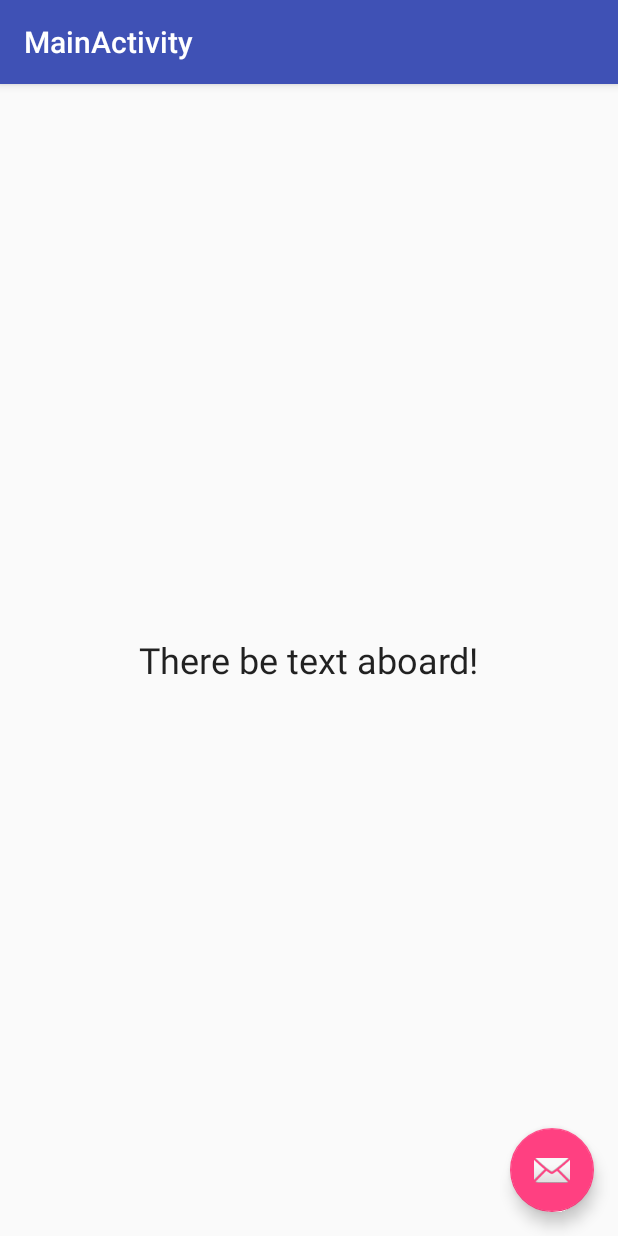
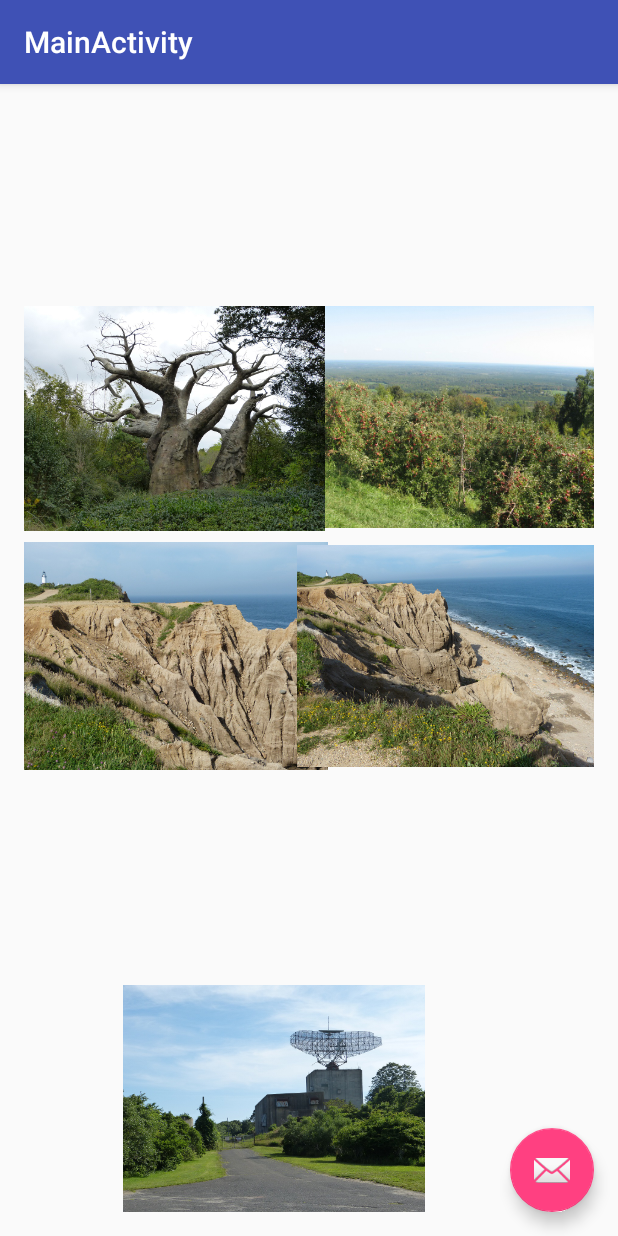
Before and after one commit to kanetik/feedback, an Android app: the screen it shows after launch (MainActivity), on a phone screen of 412 x 824 dp. Run offline under Robolectric (Android 15) with nearby library versions, the phone set to English and light mode, and no system bars; libraries missing offline, so code that uses them is left out: com.facebook.stetho; 1 statement that could not run was skipped.

Commit message:
More substantial sample app layout (looks better in screenshot)

```diff
--- a/sampleapp/src/main/res/layout/activity_main.xml
+++ b/sampleapp/src/main/res/layout/activity_main.xml
@@ -32,12 +32,69 @@
         app:layout_behavior="@string/appbar_scrolling_view_behavior"
         tools:showIn="@layout/activity_main">
 
-        <TextView
-            style="@style/Base.TextAppearance.AppCompat.Headline"
+        <ImageView
+            android:id="@+id/imageView"
             android:layout_width="wrap_content"
             android:layout_height="wrap_content"
-            android:layout_centerInParent="true"
-            android:text="There be text aboard!" />
+            android:layout_alignParentTop="true"
+            app:srcCompat="@drawable/image_1"
+            android:layout_marginLeft="182dp"
+            android:layout_marginStart="182dp"
+            android:layout_marginBottom="324dp"
+            android:layout_alignParentBottom="true"
+            android:layout_alignParentLeft="true"
+            android:layout_alignParentStart="true" />
+
+        <ImageView
+            android:id="@+id/imageView2"
+            android:layout_width="wrap_content"
+            android:layout_height="wrap_content"
+            app:srcCompat="@drawable/image_2"
+            android:layout_alignParentTop="true"
+            android:layout_alignParentLeft="true"
+            android:layout_alignParentStart="true"
+            android:layout_marginRight="179dp"
+            android:layout_marginEnd="179dp"
+            android:layout_marginBottom="322dp"
+            android:layout_alignParentBottom="true"
+            android:layout_alignParentRight="true"
+            android:layout_alignParentEnd="true" />
+
+        <ImageView
+            android:id="@+id/imageView3"
+            android:layout_width="wrap_content"
+            android:layout_height="wrap_content"
+            android:layout_alignParentLeft="true"
+            android:layout_alignParentStart="true"
+            android:layout_marginTop="146dp"
+            app:srcCompat="@drawable/image_3"
+            android:layout_alignParentBottom="true"
+            android:layout_alignParentRight="true"
+            android:layout_alignParentEnd="true"
+            android:layout_marginRight="177dp"
+            android:layout_marginEnd="177dp"
+            android:layout_marginBottom="151dp"
+            android:layout_alignParentTop="true" />
+
+        <ImageView
+            android:id="@+id/imageView4"
+            android:layout_width="wrap_content"
+            android:layout_height="wrap_content"
+            app:srcCompat="@drawable/image_4"
+            android:layout_alignBottom="@+id/imageView3"
+            android:layout_alignLeft="@+id/imageView"
+            android:layout_alignStart="@+id/imageView"
+            android:layout_alignParentTop="true"
+            android:layout_marginTop="146dp" />
+
+        <ImageView
+            android:id="@+id/imageView5"
+            android:layout_width="wrap_content"
+            android:layout_height="wrap_content"
+            android:layout_alignParentLeft="true"
+            android:layout_alignParentStart="true"
+            android:layout_below="@+id/imageView4"
+            app:srcCompat="@drawable/image_5" />
     </RelativeLayout>
 
     <android.support.design.widget.FloatingActionButton
```
Also changed, not shown: sampleapp/src/main/res/drawable-xxhdpi/image_1.jpg (added), sampleapp/src/main/res/drawable-xxhdpi/image_2.jpg (added), sampleapp/src/main/res/drawable-xxhdpi/image_3.jpg (added), sampleapp/src/main/res/drawable-xxhdpi/image_4.jpg (added), sampleapp/src/main/res/drawable-xxhdpi/image_5.jpg (added).
